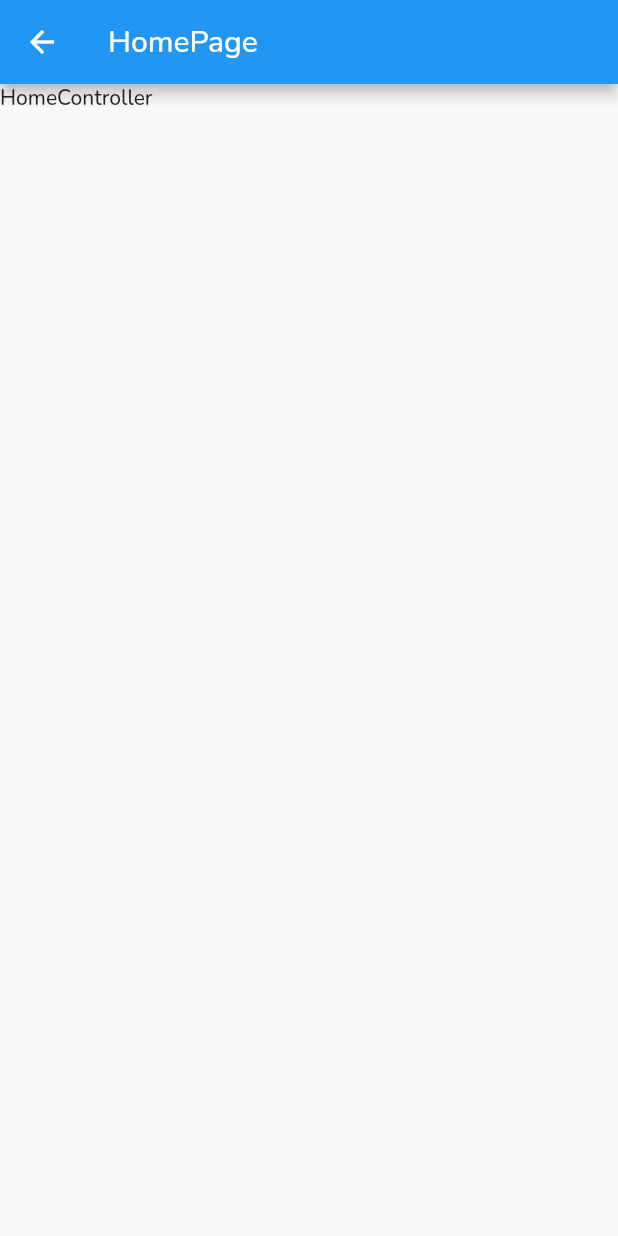
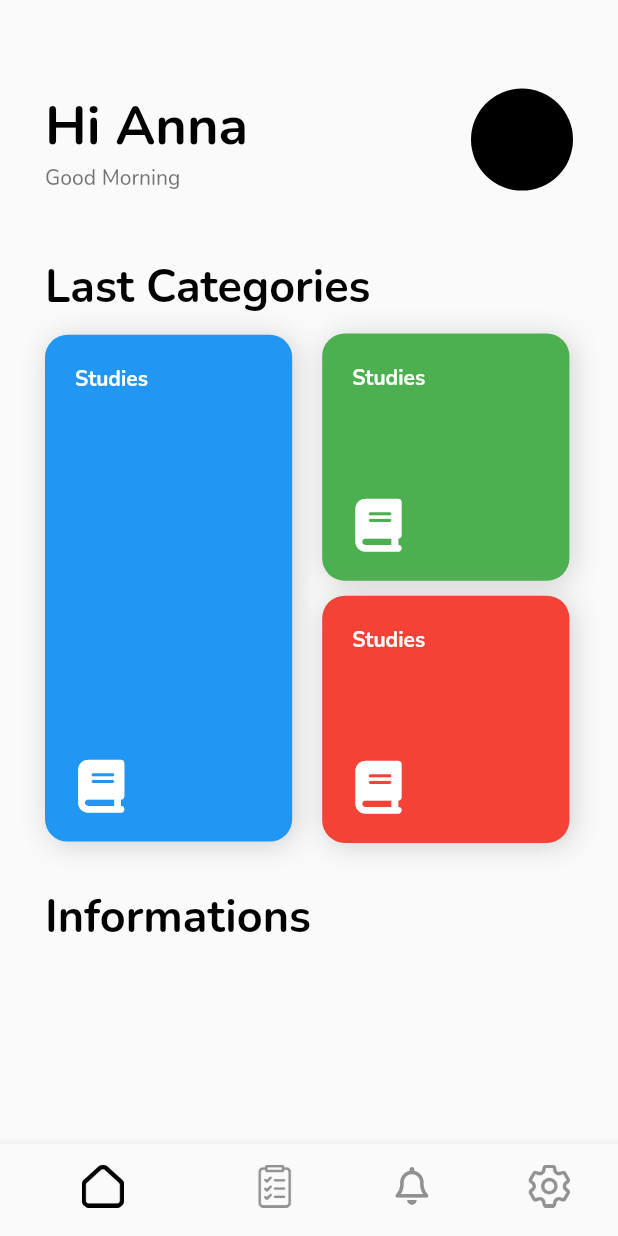
Before and after one commit to PedroLucas00/Task-Manager-APP, a Flutter app: the HomePage screen opened by its route, on a phone screen of 412 x 824 dp. Run offline on Flutter 3.47's test engine with Material 2 defaults, Android fonts, the phone set to English and light mode, and no system bars; our stand-ins replace font_awesome_flutter, get.

Commit message:
Add home page and bottom navigation bar

```diff
--- a/lib/app/bindings/home_binging.dart
+++ b/lib/app/bindings/home_binging.dart
@@ -4,9 +4,8 @@ import 'package:task_manager/app/data/provider/api.dart';
 import 'package:task_manager/app/data/repository/home_repository.dart';
 
 class HomeBinding implements Bindings {
-@override
-void dependencies() {
-  Get.lazyPut<HomeController>(() => HomeController(
-     HomeRepository(Api())));
+  @override
+  void dependencies() {
+    Get.lazyPut<HomeController>(() => HomeController());
   }
 }
--- a/lib/app/controller/home_controller/home_controller.dart
+++ b/lib/app/controller/home_controller/home_controller.dart
@@ -2,10 +2,15 @@ import 'package:get/get.dart';
 import 'package:task_manager/app/data/repository/home_repository.dart';
 
 class HomeController extends GetxController {
-  final HomeRepository repository;
-  HomeController(this.repository);
+  RxInt selectedPageIndex = 0.obs;
 
-  final _obj = ''.obs;
-  set obj(value) => this._obj.value = value;
-  get obj => this._obj.value;
+  void onInit() {
+    selectedPageIndex.value = 0;
+    super.onInit();
+  }
+
+   void changePageIndex(value) {
+    selectedPageIndex.value = value;
+    update();
+  }
 }
--- /dev/null
+++ b/lib/app/ui/android/home/botomBar/bottomBar_page.dart
@@ -0,0 +1,27 @@
+import 'package:flutter/material.dart';
+import 'package:get/get.dart';
+import 'package:task_manager/app/controller/home_controller/home_controller.dart';
+import 'package:task_manager/app/ui/android/home/home_page.dart';
+import 'package:task_manager/app/ui/android/home/widgets/widgets.dart';
+
+class BottomBarPage extends GetView<HomeController> {
+  @override
+  Widget build(BuildContext context) {
+    List<Widget> pageOptions = <Widget>[
+      HomePage(),
+      HomePage(),
+      HomePage(),
+      HomePage(),
+    ];
+
+    return Scaffold(
+        body: GetBuilder<HomeController>(
+            init: HomeController(),
+            builder: (controller) {
+              return Scaffold(
+                body: pageOptions.elementAt(controller.selectedPageIndex.value),
+                bottomNavigationBar: bottomNavigationBar(),
+              );
+            }));
+  }
+}
--- a/lib/app/ui/android/home/home_page.dart
+++ b/lib/app/ui/android/home/home_page.dart
@@ -1,17 +1,107 @@
+import 'dart:math';
 import 'package:flutter/material.dart';
+import 'package:font_awesome_flutter/font_awesome_flutter.dart';
 import 'package:get/get.dart';
 import 'package:task_manager/app/controller/home_controller/home_controller.dart';
+import 'package:task_manager/app/ui/android/home/widgets/widgets.dart';
 
 class HomePage extends GetView<HomeController> {
-
   @override
   Widget build(BuildContext context) {
-
     return Scaffold(
-    appBar: AppBar(title: Text('HomePage')),
-
-    body: SafeArea(
-      child: Text('HomeController'))
+      appBar: AppBar(
+        backgroundColor: Colors.transparent,
+        elevation: 0,
+        automaticallyImplyLeading: false,
+      ),
+      body: SafeArea(
+          child: Container(
+        margin: EdgeInsets.only(left: 30, right: 30, top: 0),
+        child: Column(
+          crossAxisAlignment: CrossAxisAlignment.start,
+          children: [
+            Container(
+              child: Row(
+                mainAxisAlignment: MainAxisAlignment.spaceBetween,
+                children: [
+                  Container(
+                    height: Get.height * 0.09,
+                    width: Get.width * 0.5,
+                    child: ListTile(
+                      contentPadding: EdgeInsets.all(0),
+                      title: Text(
+                        'Hi Anna',
+                        style: TextStyle(
+                            color: Colors.black,
+                            fontSize: 36,
+                            fontFamily: 'Nunito-bold'),
+                      ),
+                      subtitle: Text('Good Morning'),
+                    ),
+                  ),
+                  CircleAvatar(
+                    radius: 34,
+                    backgroundColor: Colors.black,
+                  )
+                ],
+              ),
+            ),
+            Container(
+              margin: EdgeInsets.only(top: Get.height * 0.05),
+              height: Get.height * 0.5,
+              width: Get.width,
+              child: Column(
+                crossAxisAlignment: CrossAxisAlignment.start,
+                children: [
+                  Text("Last Categories",
+                      style: TextStyle(
+                          color: Colors.black,
+                          fontSize: 30,
+                          fontFamily: 'Nunito-bold')),
+                  Row(
+                    children: [
+                      CategoryCard(
+                          Get.height * 0.41,
+                          Get.width * 0.4,
+                          Colors.blue,
+                          'Studies',
+                          FontAwesomeIcons.book,
+                          EdgeInsets.fromLTRB(0, 10, 10, 0)),
+                      Column(
+                        children: [
+                          CategoryCard(
+                              Get.height * 0.2,
+                              Get.width * 0.4,
+                              Colors.green,
+                              'Studies',
+                              FontAwesomeIcons.book,
+                              EdgeInsets.fromLTRB(10, 10, 0, 0)),
+                          CategoryCard(
+                              Get.height * 0.2,
+                              Get.width * 0.4,
+                              Colors.red,
+                              'Studies',
+                              FontAwesomeIcons.book,
+                              EdgeInsets.fromLTRB(10, 10, 0, 0))
+                        ],
+                      )
+                    ],
+                  )
+                ],
+              ),
+            ),
+            Container(
+              margin: EdgeInsets.only(top: Get.height * 0.01),
+              child: Text('Informations',
+                  style: TextStyle(
+                      color: Colors.black,
+                      fontSize: 30,
+                      fontFamily: 'Nunito-bold')),
+            )
+          ],
+        ),
+      )),
+      bottomNavigationBar: bottomNavigationBar(),
     );
   }
 }
--- /dev/null
+++ b/lib/app/ui/android/home/widgets/widgets.dart
@@ -0,0 +1,77 @@
+import 'package:flutter/cupertino.dart';
+import 'package:flutter/material.dart';
+import 'package:font_awesome_flutter/font_awesome_flutter.dart';
+import 'package:get/get.dart';
+import 'package:task_manager/app/controller/home_controller/home_controller.dart';
+
+final controller = Get.put(HomeController());
+
+Widget bottomNavigationBar() {
+  return BottomNavigationBar(
+      currentIndex: controller.selectedPageIndex.value,
+      onTap: controller.changePageIndex,
+      showSelectedLabels: false,
+      showUnselectedLabels: false,
+      elevation: 6,
+      items: [
+        BottomNavigationBarItem(
+            icon: Image.asset(
+              'images/bottomBarIcons/${controller.selectedPageIndex.value == 0 ? "house-actived.png" : "house-desactived.png"}',
+              scale: 18,
+            ),
+            label: ''),
+        BottomNavigationBarItem(
+            icon: Image.asset(
+              'images/bottomBarIcons/${controller.selectedPageIndex.value == 1 ? "to-do-list-actived.png" : "to-do-list-desactived.png"}',
+              scale: 18,
+            ),
+            label: ''),
+        BottomNavigationBarItem(
+            icon: Icon(
+              FontAwesomeIcons.bell,
+              color:controller.selectedPageIndex.value == 2 ? Colors.black : Color.fromARGB(255, 144, 144, 144),
+              size: 25,
+            ),
+            label: ''),
+        BottomNavigationBarItem(
+            icon: Image.asset(
+              'images/bottomBarIcons/${controller.selectedPageIndex.value == 3 ? "setting-actived.png" : "setting-desactived.png"}',
+              scale: 18,
+            ),
+            label: '')
+      ]);
+}
+
+Widget CategoryCard(double height, double width, Color color, String titleText,
+    IconData icon, EdgeInsets margin) {
+  return Container(
+    height: height,
+    width: width,
+    padding: EdgeInsets.all(20),
+    margin: margin,
+    decoration: BoxDecoration(
+        color: color,
+        borderRadius: BorderRadius.circular(15),
+        boxShadow: [
+          BoxShadow(
+            color: Color.fromRGBO(169, 169, 169, 0.5),
+            offset: new Offset(2.0, 2.0),
+            blurRadius: 15,
+          )
+        ]),
+    child: Column(
+        crossAxisAlignment: CrossAxisAlignment.start,
+        mainAxisAlignment: MainAxisAlignment.spaceBetween,
+        children: [
+          Text(
+            titleText,
+            style: TextStyle(color: Colors.white, fontFamily: 'Nunito-Bold'),
+          ),
+          Icon(
+            icon,
+            color: Colors.white,
+            size: 35,
+          )
+        ]),
+  );
+}
--- a/lib/app/ui/android/login/login_page.dart
+++ b/lib/app/ui/android/login/login_page.dart
@@ -71,7 +71,9 @@ class LoginPage extends GetView<LoginController> {
                 Padding(
                   padding: EdgeInsets.fromLTRB(30, 0, 30, 0),
                   child: ElevatedButton(
-                      onPressed: () {},
+                      onPressed: () {
+                        Get.toNamed('/home');
+                      },
                       style: ButtonStyle(
                           backgroundColor: MaterialStateProperty.all<Color>(
                               appThemeData.primaryColor),
--- a/pubspec.yaml
+++ b/pubspec.yaml
@@ -72,6 +72,7 @@ flutter:
 
   assets:
     - images/
+    - images/bottomBarIcons/
   # To add assets to your application, add an assets section, like this:
   # assets:
   #   - images/a_dot_burr.jpeg
```
Also changed, not shown: images/bottomBarIcons/house-actived.png (added), images/bottomBarIcons/house-desactived.png (added), images/bottomBarIcons/setting-actived.png (added), images/bottomBarIcons/setting-desactived.png (added), images/bottomBarIcons/to-do-list-actived.png (added), images/bottomBarIcons/to-do-list-desactived.png (added).
